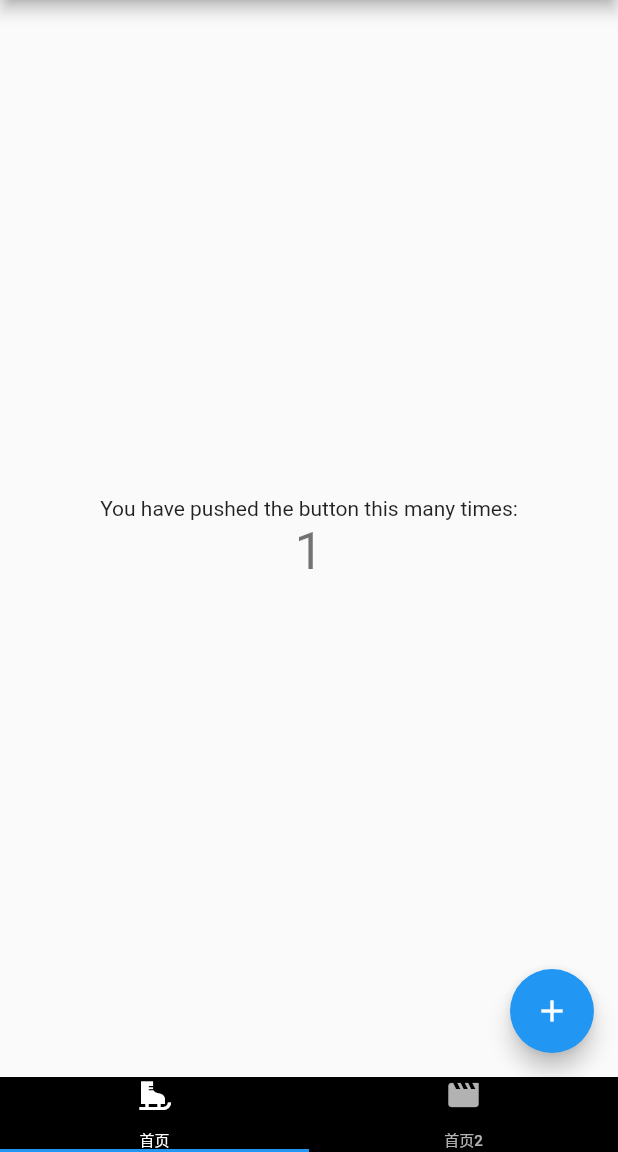
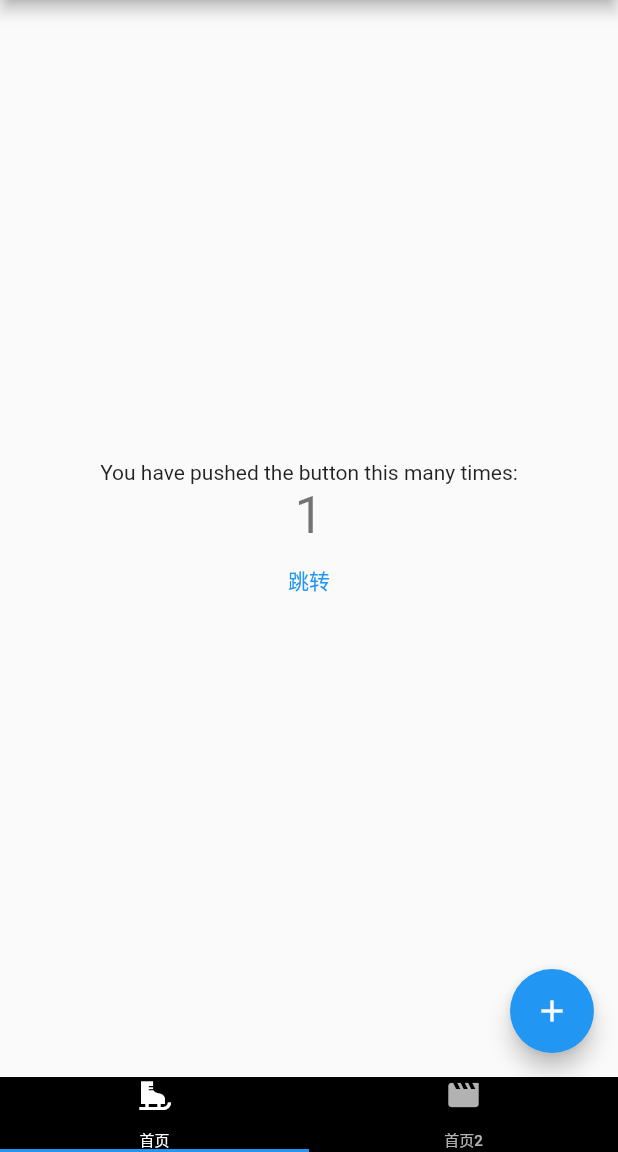
Before and after one commit to aichiko0225/ssikit_example, a Flutter app: the screen it shows after launch, after a tap on the "add" icon, on a phone screen of 412 x 824 dp, the part 84-1236 px from its top. Run offline on Flutter 3.47's test engine with Material 2 defaults, Android fonts, the phone set to English and light mode, and no system bars; our stand-ins replace cookie_jar, dio, dio_cookie_manager, get; missing offline and left inert: dio_cache_interceptor.

Commit message:
feat: 测试路由跳转

```diff
--- a/lib/pages/home_view.dart
+++ b/lib/pages/home_view.dart
@@ -1,6 +1,7 @@
 import 'package:flutter/material.dart';
 import 'package:get/get.dart';
 import './home_logic.dart';
+import './testRoutePage/testRoutePage_view.dart';
 
 class HomePage extends StatefulWidget{
 
@@ -45,7 +46,19 @@ class _HomePageState extends State<HomePage>{
                 Obx(() => Text(
                   '${homeLogic.count.value}',
                   style: Theme.of(context).textTheme.headlineMedium,
-                ))
+                )),
+                TextButton(
+                  child: const Text(
+                    '跳转',
+                  ),
+                  onPressed:()=>{
+                    Navigator.push(context,
+                        MaterialPageRoute(builder: (context){
+                          return testRoutePage();
+                        })
+                    )
+                  }
+                ),
 
               ],
             ),
```
Also changed, not shown: lib/pages/testRoutePage/testRoutePage_view.dart (added, +15 -0 lines).
